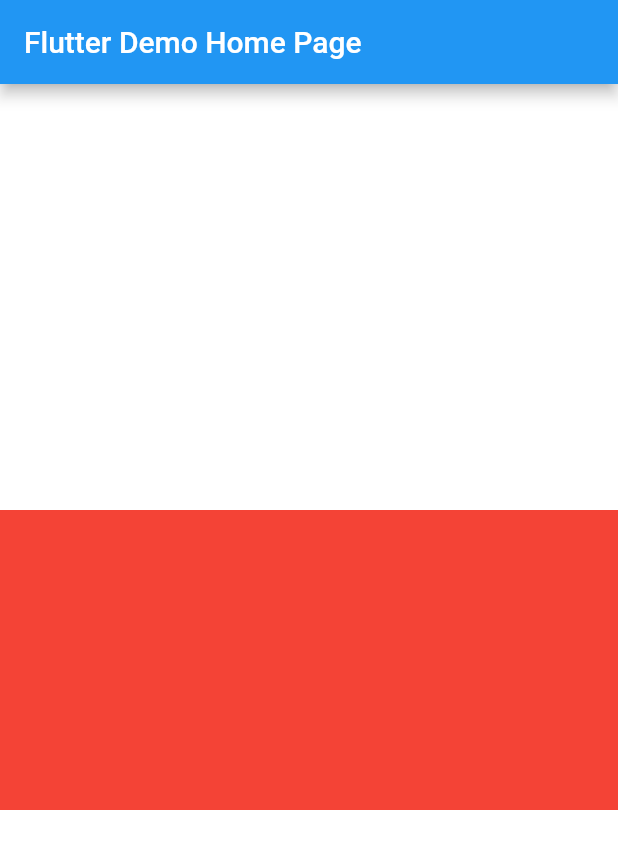
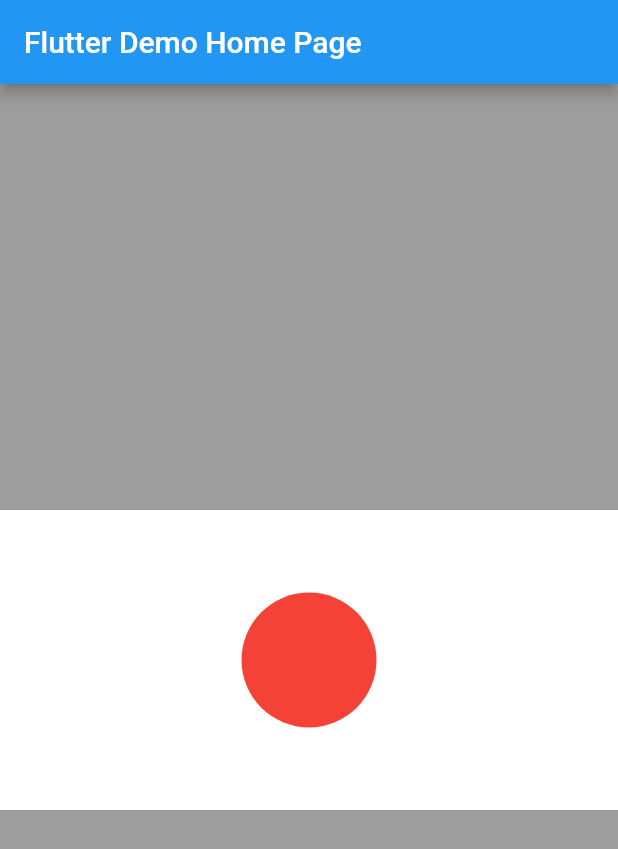
Before and after one commit to dan7sc/flutter-example2, a Flutter app: the screen it shows after launch, on a phone screen of 412 x 824 dp. Shown: the top 849 px of the screen. Run offline on Flutter 3.47's test engine with Material 2 defaults, Android fonts, the phone set to English and light mode, and no system bars.

Commit message:
Draw Japan Flag

```diff
--- a/lib/main.dart
+++ b/lib/main.dart
@@ -31,7 +31,7 @@ class _MyHomePageState extends State<MyHomePage> {
   @override
   Widget build(BuildContext context) {
     return Scaffold(
-      backgroundColor: Colors.white,
+      backgroundColor: Colors.grey,
       appBar: AppBar(
         title: Text(widget.title),
       ),
@@ -42,7 +42,18 @@ class _MyHomePageState extends State<MyHomePage> {
             child: Container(
               height: 200,
               width: MediaQuery.of(context).size.width,
-              color: Colors.red,
+              color: Colors.white,
+            ),
+          ),
+          Align(
+            alignment: Alignment.center,
+            child: Container(
+              height: 90,
+              width: 90,
+              decoration: BoxDecoration(
+                shape: BoxShape.circle,
+                color: Colors.red,
+              ),
             ),
           ),
         ],
```
